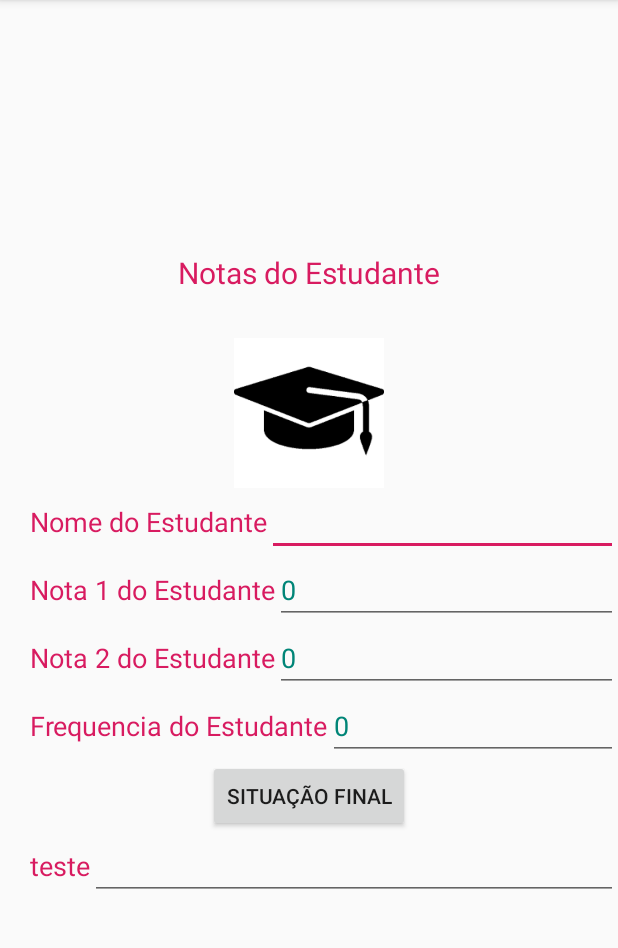
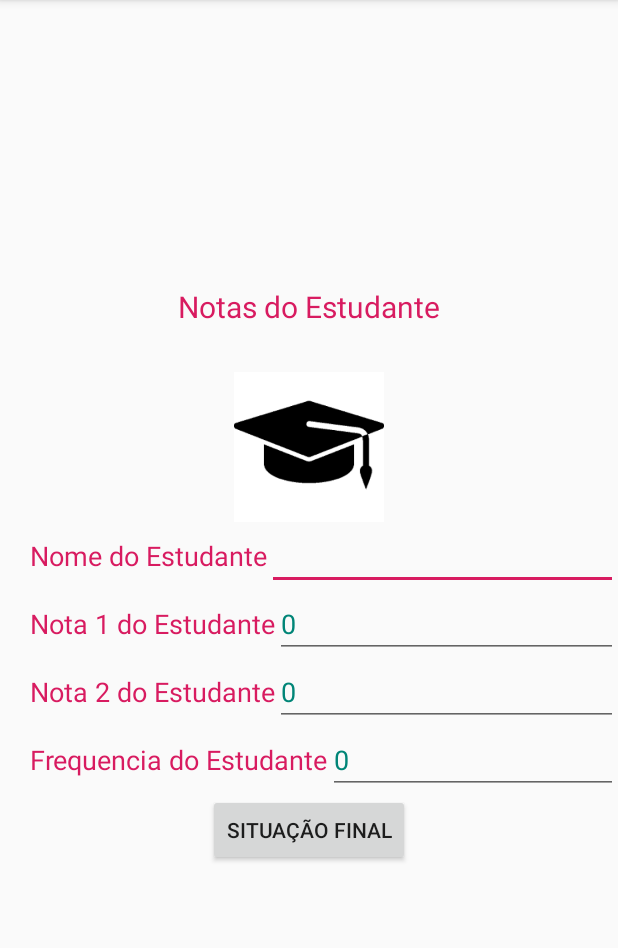
Before and after one commit to bellebernieri23/MultiActivity, an Android app: the screen it shows after launch (MainActivity), on a phone screen of 412 x 824 dp, the part 84-1032 px from its top. Run offline under Robolectric (Android 15) with nearby library versions, the phone set to English and light mode, and no system bars.

```diff
--- a/app/src/main/java/br/com/alura/app_multiactivity/MainActivity.java
+++ b/app/src/main/java/br/com/alura/app_multiactivity/MainActivity.java
@@ -14,15 +14,17 @@ public class MainActivity extends AppCompatActivity {
 
     Aluno aluno;
 
-    private EditText nome;
-    private EditText nota1;
-    private EditText nota2;
-    private EditText frequencia;
+    private EditText stname;
+    private EditText stnota1;
+    private EditText stnota2;
+    private EditText stfreq;
 
-    private String wnome;
-    private double wnota1;
-    private double wnota2;
-    private int wfrequencia;
+    private String nome;
+    private double nota1;
+    private double nota2;
+    private int frequencia;
+    private double media;
+    private String situacao;
 
 
     @Override
@@ -30,28 +32,53 @@ public class MainActivity extends AppCompatActivity {
         super.onCreate(savedInstanceState);
         setContentView(R.layout.activity_main);
 
-
-        nome = findViewById(R.id.stname);
-        wnome = nome.getText().toString();
-
-        nota1 = findViewById(R.id.stnota1);
-        wnota1 = Double.parseDouble(nota1.getText().toString());
-
-        nota2 = findViewById(R.id.stnota2);
-        wnota2 = Double.parseDouble(nota2.getText().toString());
-
-        frequencia = findViewById(R.id.stfreq);
-        wfrequencia = Integer.parseInt(frequencia.getText().toString());
-
-
-
     }
 
     public void notascal(View view) {
 
-//    Log.i("my log",nome.getText().toString());
+
+    stname = findViewById(R.id.stname);
+    stnota1 = findViewById(R.id.stnota1);
+    stnota2 = findViewById(R.id.stnota2);
+    stfreq = findViewById(R.id.stfreq);
+
+
+
+    nome = stname.getText().toString();
+    nota1 = Double.parseDouble(stnota1.getText().toString());
+    nota2 = Double.parseDouble(stnota2.getText().toString());
+    frequencia = Integer.parseInt(stfreq.getText().toString());
+
+    media = (nota1 + nota2)/2;
+
+    if (frequencia < 75)
+    {
+        situacao = "reprovado por falta";
+    } else
+    {
+        if (media < 4)
+        {
+            situacao = "reprovado por nota";
+        } else
+            {
+                if (media >= 4 && media <= 6.9)
+                {
+                    situacao = "final";
+                } else
+                    {
+                        situacao = "aprovado";
+                    }
+            }
+
+    }
+
+
+
     Intent intent = new Intent(MainActivity.this, Activity2.class);
-    intent.putExtra("wnome", wnome);
+    intent.putExtra("nome", nome);
+    intent.putExtra("media", media);
+    intent.putExtra("situacao", situacao);
+
     startActivity(intent);
 
     }
--- a/app/src/main/res/layout/activity_main.xml
+++ b/app/src/main/res/layout/activity_main.xml
@@ -148,29 +148,6 @@
 
         </LinearLayout>
 
-        <LinearLayout
-            android:layout_width="match_parent"
-            android:layout_height="wrap_content"
-            android:gravity="center"
-            android:orientation="horizontal">
-
-            <TextView
-                android:layout_width="wrap_content"
-                android:layout_height="wrap_content"
-                android:text="@string/stteste"
-                android:layout_marginLeft="20dp"
-                android:textSize="18sp"
-                android:textColor="@color/colorAccent" />
-
-            <EditText
-                android:layout_width="match_parent"
-                android:layout_height="wrap_content"
-                android:id="@+id/stteste"
-                android:inputType="number"
-                android:textColor="@color/colorPrimary"/>
-
-        </LinearLayout>
-
 
     </LinearLayout>
 </LinearLayout>
```
Also changed, not shown: app/src/main/java/br/com/alura/app_multiactivity/Activity2.java (+26 -7 lines).
